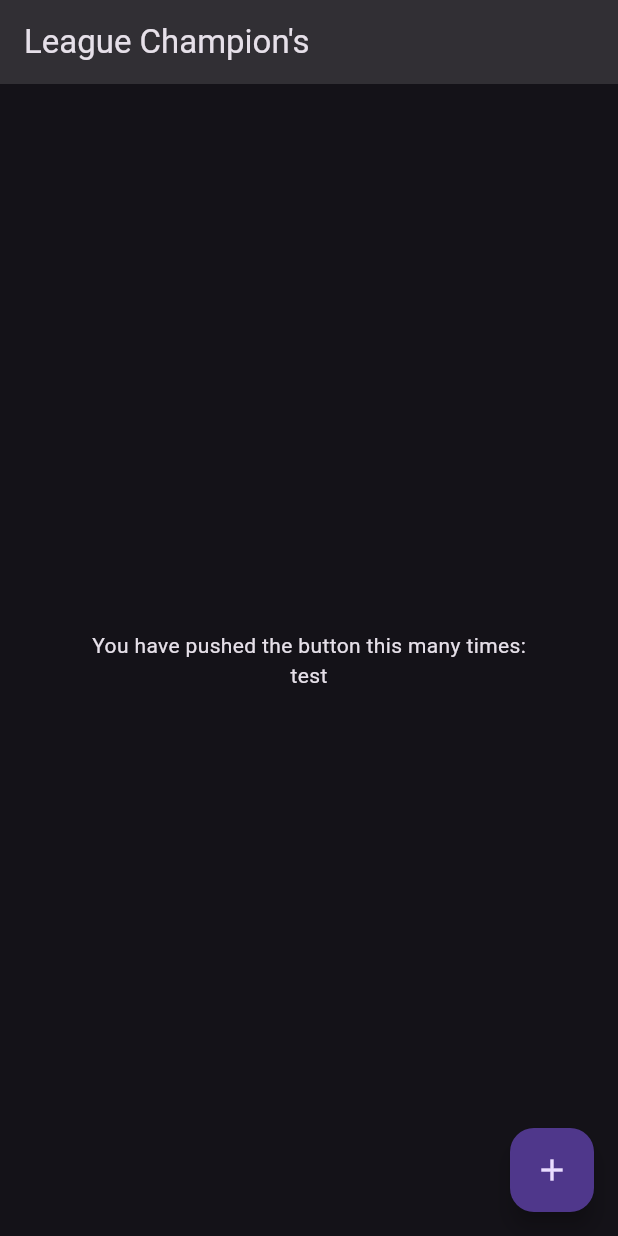
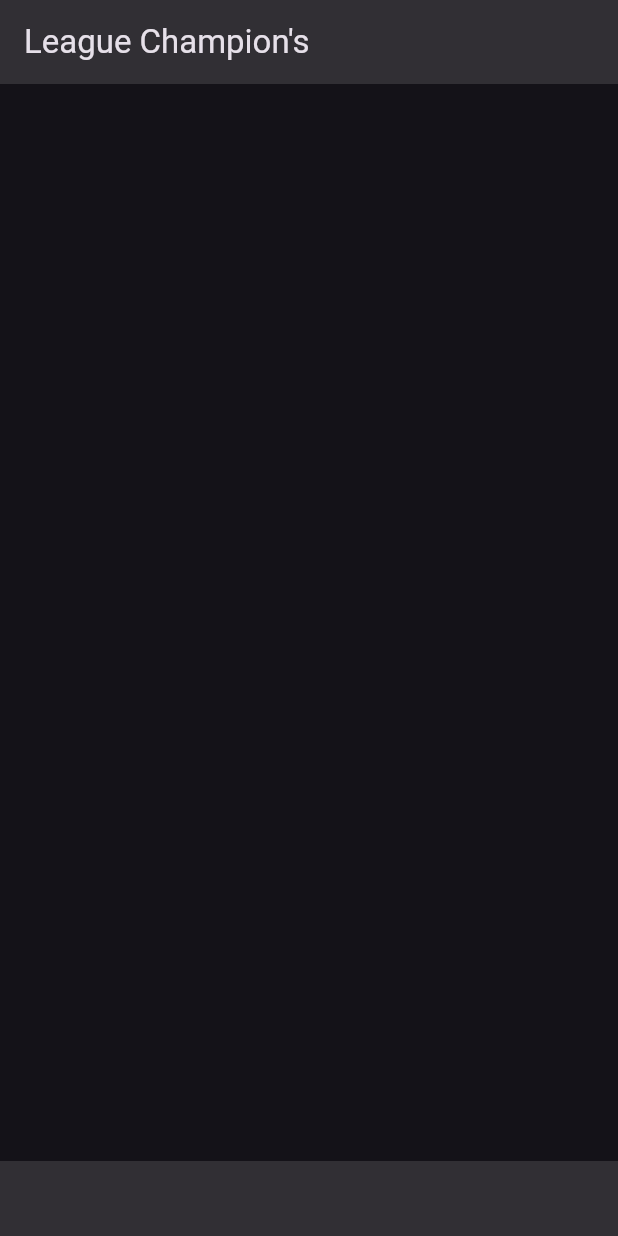
Before and after one commit to SullivanGDR/League-API-s, a Flutter app: the screen it shows after launch, on a phone screen of 412 x 824 dp. Run offline on Flutter 3.47's test engine with Material 2 defaults, Android fonts, the phone set to English and light mode, and no system bars.

Commit message:
page d'accueil

```diff
--- a/lib/homepage.dart
+++ b/lib/homepage.dart
@@ -2,16 +2,6 @@ import 'package:flutter/material.dart';
 
 class MyHomePage extends StatefulWidget {
   const MyHomePage({super.key, required this.title});
-
-  // This widget is the home page of your application. It is stateful, meaning
-  // that it has a State object (defined below) that contains fields that affect
-  // how it looks.
-
-  // This class is the configuration for the state. It holds the values (in this
-  // case the title) provided by the parent (in this case the App widget) and
-  // used by the build method of the State. Fields in a Widget subclass are
-  // always marked "final".
-
   final String title;
 
   @override
@@ -26,37 +16,11 @@ class _MyHomePageState extends State<MyHomePage> {
         backgroundColor: Colors.white12,
         title: Text(widget.title),
       ),
-      body: Center(
-        // Center is a layout widget. It takes a single child and positions it
-        // in the middle of the parent.
-        child: Column(
-          // Column is also a layout widget. It takes a list of children and
-          // arranges them vertically. By default, it sizes itself to fit its
-          // children horizontally, and tries to be as tall as its parent.
-          //
-          // Column has various properties to control how it sizes itself and
-          // how it positions its children. Here we use mainAxisAlignment to
-          // center the children vertically; the main axis here is the vertical
-          // axis because Columns are vertical (the cross axis would be
-          // horizontal).
-          //
-          // TRY THIS: Invoke "debug painting" (choose the "Toggle Debug Paint"
-          // action in the IDE, or press "p" in the console), to see the
-          // wireframe for each widget.
-          mainAxisAlignment: MainAxisAlignment.center,
-          children: <Widget>[
-            const Text(
-              'You have pushed the button this many times:',
-            ),
-            Text('test'),
-          ],
-        ),
+      body: Column(),
+      bottomNavigationBar: BottomAppBar(
+        color: Colors.white12,
+        height: 50,
       ),
-      floatingActionButton: FloatingActionButton(
-        onPressed: () {},
-        tooltip: 'Increment',
-        child: const Icon(Icons.add),
-      ), // This trailing comma makes auto-formatting nicer for build methods.
     );
   }
 }
```
